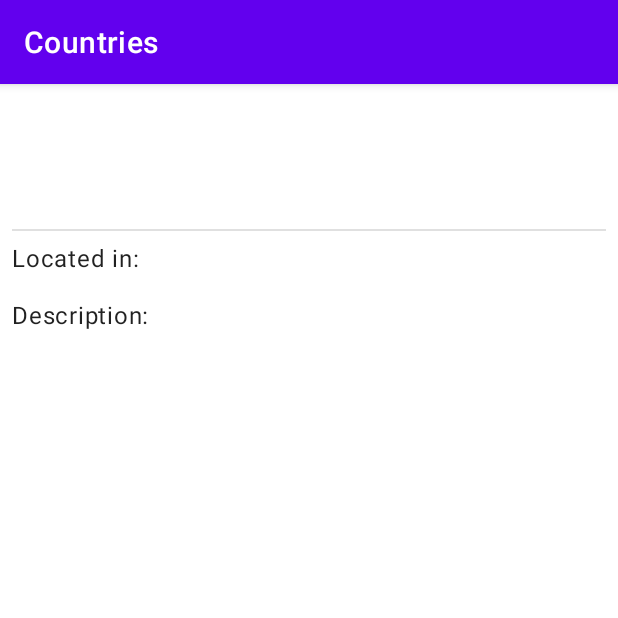
After one commit to zhiaam/UASMobile1, an Android app: the HeritageDetailFragment screen opened through its navigation route, on a phone screen of 412 x 824 dp, the top half of it. The commit adds this screen. Run offline under Robolectric (Android 15) with nearby library versions, the phone set to English and light mode, and no system bars; our stand-ins replace data binding.

Commit message:
Added second model

```diff
--- a/app/src/main/java/com/example/countries/ui/CountryFrontFragment.kt
+++ b/app/src/main/java/com/example/countries/ui/CountryFrontFragment.kt
@@ -33,6 +33,10 @@ class CountryFrontFragment : Fragment() {
         findNavController().navigate(R.id.action_countryFrontFragment_to_countryListFragment)
     }
 
+    fun goToNextScreen2() {
+        findNavController().navigate(R.id.action_countryFrontFragment_to_heritageListFragment)
+    }
+
     override fun onDestroyView() {
         super.onDestroyView()
         binding = null
--- a/app/src/main/java/com/example/countries/ui/CountryViewModel.kt
+++ b/app/src/main/java/com/example/countries/ui/CountryViewModel.kt
@@ -31,7 +31,7 @@ class CountryViewModel : ViewModel() {
             } catch (e: Exception) {
                 _status.value = CountryApiStatus.ERROR
                 _countries.value = listOf()
-                Log.i("Pesan Error :", "${e.message}")
+                Log.i("Pesan Error Country:", "${e.message}")
             }
         }
     }
--- /dev/null
+++ b/app/src/main/java/com/example/countries/ui/HeritageDetailFragment.kt
@@ -0,0 +1,27 @@
+package com.example.countries.ui
+
+import android.os.Bundle
+import androidx.fragment.app.Fragment
+import android.view.LayoutInflater
+import android.view.View
+import android.view.ViewGroup
+import androidx.fragment.app.activityViewModels
+import com.example.countries.databinding.FragmentCountryDetailBinding
+import com.example.countries.databinding.FragmentHeritageDetailBinding
+
+
+class HeritageDetailFragment : Fragment() {
+    private val viewModel: HeritageViewModel by activityViewModels()
+
+    override fun onCreateView(
+        inflater: LayoutInflater, container: ViewGroup?,
+        savedInstanceState: Bundle?
+    ): View? {
+
+        val binding = FragmentHeritageDetailBinding.inflate(inflater)
+        binding.lifecycleOwner = this
+        binding.viewModel = viewModel
+
+        return binding.root
+    }
+}
--- /dev/null
+++ b/app/src/main/java/com/example/countries/ui/HeritageViewModel.kt
@@ -0,0 +1,44 @@
+package com.example.countries.ui
+
+import android.util.Log
+import androidx.lifecycle.LiveData
+import androidx.lifecycle.MutableLiveData
+import androidx.lifecycle.ViewModel
+import androidx.lifecycle.viewModelScope
+import com.example.countries.network.Fields
+import com.example.countries.network.Heritage
+import com.example.countries.network.HeritageApi
+import com.example.countries.network.Records
+import kotlinx.coroutines.launch
+
+enum class HeritageApiStatus {LOADING, ERROR, DONE}
+
+class HeritageViewModel : ViewModel() {
+
+    private val _status = MutableLiveData<HeritageApiStatus>()
+    val status: LiveData<HeritageApiStatus> = _status
+
+    private val _heritages = MutableLiveData<List<Records>>()
+    val heritages: LiveData<List<Records>> = _heritages
+
+    private val _heritage = MutableLiveData<Records>()
+    val heritage: LiveData<Records> = _heritage
+
+    fun getHeritageList() {
+        viewModelScope.launch {
+            _status.value = HeritageApiStatus.LOADING
+            try {
+                _heritages.value = HeritageApi.retrofitService.getHeritages().records
+                _status.value = HeritageApiStatus.DONE
+            } catch (e: Exception) {
+                _status.value = HeritageApiStatus.ERROR
+                _heritages.value = listOf()
+                Log.i("Pesan Error Heritage:", "${e.message}")
+            }
+        }
+    }
+
+    fun onHeritageClicked(heritage: Records) {
+        _heritage.value = heritage
+    }
+}
--- /dev/null
+++ b/app/src/main/res/layout/fragment_heritage_detail.xml
@@ -0,0 +1,98 @@
+<?xml version="1.0" encoding="utf-8"?>
+<layout
+    xmlns:android="http://schemas.android.com/apk/res/android"
+    xmlns:app="http://schemas.android.com/apk/res-auto"
+    xmlns:tools="http://schemas.android.com/tools">
+
+    <data>
+        <variable
+            name="viewModel"
+            type="com.example.countries.ui.HeritageViewModel" />
+
+        <variable
+            name="heritage"
+            type="com.example.countries.network.Records" />
+    </data>
+    <ScrollView
+        android:layout_width="match_parent"
+        android:layout_height="match_parent" >
+        <androidx.constraintlayout.widget.ConstraintLayout
+            android:layout_width="match_parent"
+            android:layout_height="match_parent">
+            <TextView
+                android:id="@+id/name"
+                android:layout_width="match_parent"
+                android:layout_height="wrap_content"
+                android:padding="8dp"
+                android:textAppearance="@style/TextAppearance.MaterialComponents.Headline2"
+                app:layout_constraintStart_toStartOf="parent"
+                app:layout_constraintTop_toTopOf="parent"
+                tools:text="@{viewModel.heritage.fields.name}" />
+
+            <View
+                android:layout_width="match_parent"
+                android:layout_height="1dp"
+                android:layout_marginStart="8dp"
+                android:layout_marginEnd="8dp"
+                android:background="?attr/dividerHorizontal"
+                app:layout_constraintStart_toStartOf="parent"
+                app:layout_constraintTop_toBottomOf="@id/name"/>
+
+
+            <LinearLayout
+                android:id="@+id/countrylayout"
+                android:layout_width="match_parent"
+                android:layout_height="wrap_content"
+                android:orientation="horizontal"
+                app:layout_constraintTop_toBottomOf="@id/name">
+                <TextView
+                    android:id="@+id/countrywhat"
+                    android:layout_width="200dp"
+                    android:layout_height="wrap_content"
+                    android:padding="8dp"
+                    android:textAppearance="@style/TextAppearance.MaterialComponents.Body1"
+                    android:text="@string/text3"
+                    app:layout_constraintStart_toStartOf="parent"
+                    app:layout_constraintLeft_toLeftOf="parent"
+                    tools:text="Location: "/>
+                <TextView
+                    android:id="@+id/country"
+                    android:layout_width="200dp"
+                    android:layout_height="wrap_content"
+                    android:padding="8dp"
+                    android:textAppearance="@style/TextAppearance.MaterialComponents.Body1"
+                    app:layout_constraintStart_toStartOf="parent"
+                    app:layout_constraintLeft_toRightOf="@id/capitalwhat"
+                    tools:text="@{viewModel.heritage.fields.country}"/>
+            </LinearLayout>
+
+            <LinearLayout
+                android:id="@+id/descriptionlayout"
+                android:layout_width="match_parent"
+                android:layout_height="wrap_content"
+                android:orientation="vertical"
+                app:layout_constraintTop_toBottomOf="@id/countrylayout">
+                <TextView
+                    android:id="@+id/descriptionwhat"
+                    android:layout_width="match_parent"
+                    android:layout_height="wrap_content"
+                    android:padding="8dp"
+                    android:textAppearance="@style/TextAppearance.MaterialComponents.Body1"
+                    android:text="@string/text4"
+                    app:layout_constraintStart_toStartOf="parent"
+                    app:layout_constraintTop_toBottomOf="@id/countrylayout"
+                    tools:text="Description :"/>
+                <TextView
+                    android:id="@+id/description"
+                    android:layout_width="match_parent"
+                    android:layout_height="wrap_content"
+                    android:padding="8dp"
+                    android:textAppearance="@style/TextAppearance.MaterialComponents.Body1"
+                    app:layout_constraintStart_toStartOf="parent"
+                    app:layout_constraintTop_toBottomOf="@id/descriptionwhat"
+                    tools:text="@{viewModel.heritage.fields.description}"/>
+            </LinearLayout>
+
+        </androidx.constraintlayout.widget.ConstraintLayout>
+    </ScrollView>
+</layout>
--- a/app/src/main/res/navigation/nav_graph.xml
+++ b/app/src/main/res/navigation/nav_graph.xml
@@ -1,10 +1,11 @@
 <?xml version="1.0" encoding="utf-8"?>
 <navigation xmlns:android="http://schemas.android.com/apk/res/android"
     xmlns:app="http://schemas.android.com/apk/res-auto"
+    xmlns:tools="http://schemas.android.com/tools"
     android:id="@+id/nav_graph"
     app:startDestination="@id/countryFrontFragment">
 
-        <fragment
+    <fragment
         android:id="@+id/countryListFragment"
         android:name="com.example.countries.ui.CountryListFragment"
         android:label="CountryListFragment" >
@@ -23,5 +24,21 @@
         <action
             android:id="@+id/action_countryFrontFragment_to_countryListFragment"
             app:destination="@id/countryListFragment" />
+        <action
+            android:id="@+id/action_countryFrontFragment_to_heritageListFragment"
+            app:destination="@id/heritageListFragment" />
     </fragment>
+    <fragment
+        android:id="@+id/heritageListFragment"
+        android:name="com.example.countries.ui.HeritageListFragment"
+        android:label="fragment_heritage_list"
+        tools:layout="@layout/fragment_heritage_list" >
+        <action
+            android:id="@+id/action_heritageListFragment_to_heritageDetailFragment"
+            app:destination="@id/heritageDetailFragment" />
+    </fragment>
+    <fragment
+        android:id="@+id/heritageDetailFragment"
+        android:name="com.example.countries.ui.HeritageDetailFragment"
+        android:label="HeritageDetailFragment" />
 </navigation>
--- a/app/src/main/res/values/strings.xml
+++ b/app/src/main/res/values/strings.xml
@@ -3,8 +3,10 @@
     <!-- TODO: Remove or change this placeholder text -->
     <string name="hello_blank_fragment">Hello blank fragment</string>
     <string name="greeting">Welcome,</string>
-    <string name="frontbutton">I can show you the world</string>
+    <string name="frontbutton">Country of The World</string>
+    <string name="frontbutton2">Several Tourist Spot</string>
     <string name="text1">Commonly known as: </string>
     <string name="text2">Country capital: </string>
     <string name="text3">Located in: </string>
+    <string name="text4">Description: </string>
 </resources>
```
Also changed, not shown: app/src/main/java/com/example/countries/BindingAdapters2.kt (added, +40 -0 lines), app/src/main/java/com/example/countries/network/Heritage.kt (added, +25 -0 lines), app/src/main/java/com/example/countries/network/HeritageApiService.kt (added, +29 -0 lines), app/src/main/java/com/example/countries/ui/HeritageListAdapter.kt (added, +54 -0 lines), app/src/main/java/com/example/countries/ui/HeritageListFragment.kt (added, +32 -0 lines), app/src/main/res/layout/fragment_country_front.xml (+10 -0 lines), app/src/main/res/layout/fragment_heritage_list.xml (added, +31 -0 lines), app/src/main/res/layout/list_view_item2.xml (added, +46 -0 lines).
